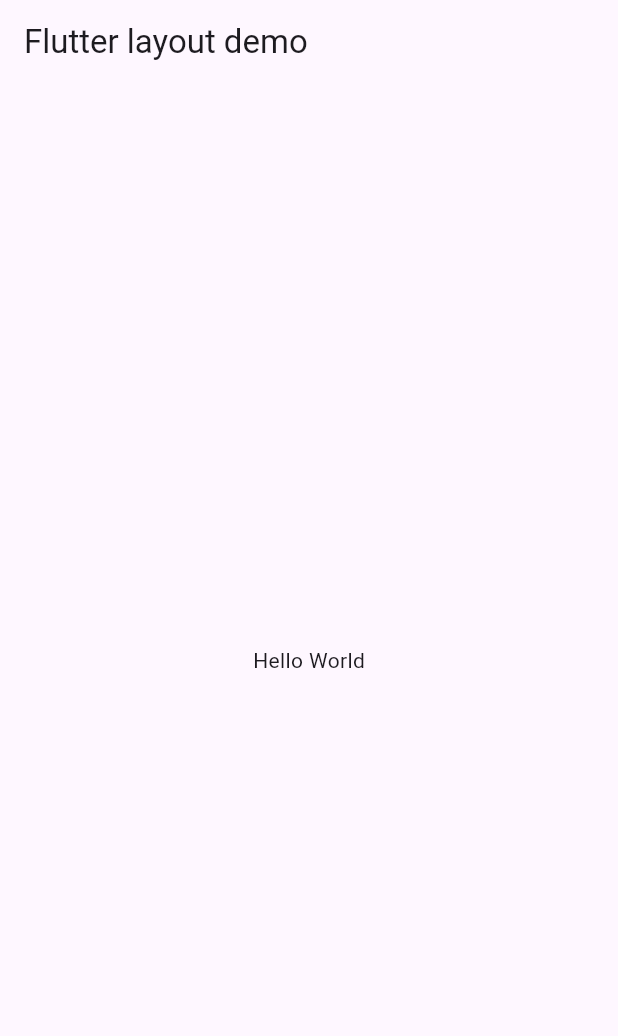
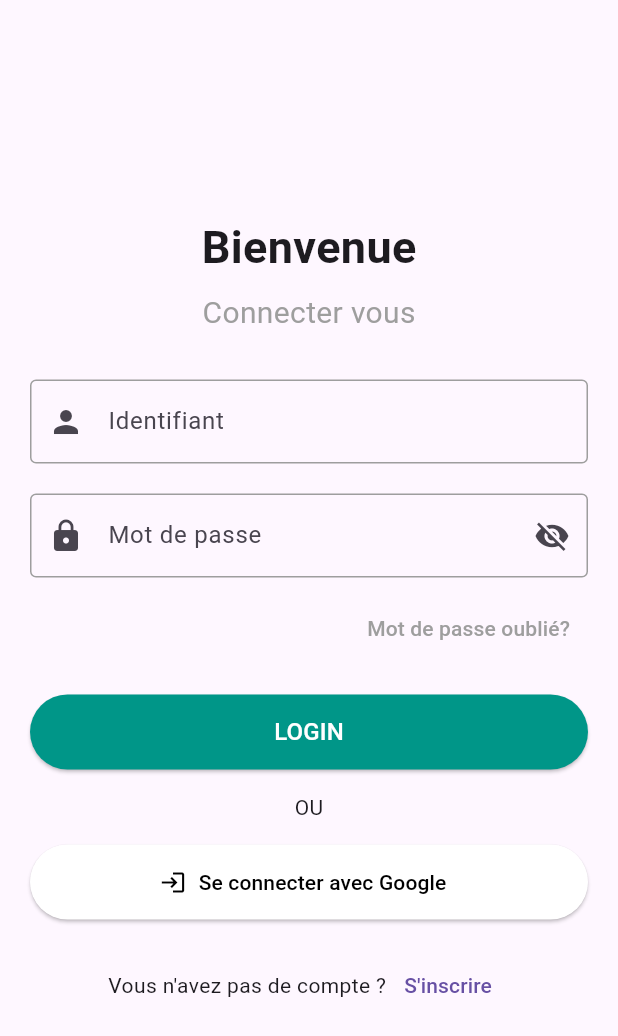
Before and after one commit to sassank/FlutterCoachApp, a Flutter app: the screen it shows after launch, after a tap on "Commencez", on a phone screen of 412 x 824 dp. Shown: the top 1036 px of the screen. Run offline on Flutter 3.47's test engine with Material 3 defaults, Android fonts, the light colour scheme and no system bars.

Commit message:
add elements to login page

```diff
--- a/lib/login_screen.dart
+++ b/lib/login_screen.dart
@@ -6,20 +6,122 @@ void main() => runApp(const MyApp());
 
 // Login screen
 class LoginScreen extends StatelessWidget {
-
   const LoginScreen({super.key});
 
   @override
   Widget build(BuildContext context) {
-    const String appTitle = 'Flutter layout demo';
     return MaterialApp(
-      title: appTitle,
-      home: Scaffold(
-        appBar: AppBar(
-          title: const Text(appTitle),
+      title: 'Login Page',
+      home: const LoginPage(),
+      theme: ThemeData(
+        primarySwatch: createMaterialColors(kPrimaryColor),
+        inputDecorationTheme: const InputDecorationTheme(
+          border: OutlineInputBorder(),
+          enabledBorder: OutlineInputBorder(
+            borderSide: BorderSide(color: Colors.grey),
+          ),
         ),
-        body: const Center(
-          child: Text('Hello World'),
+      ),
+    );
+  }
+
+  createMaterialColors(Color kPrimaryColor) {
+    const kBackgroundColor = Color(0xff393941);
+    const kPrimaryColor = Color(0xff458a86);
+  }
+}
+
+class LoginPage extends StatelessWidget {
+  const LoginPage({super.key});
+
+  @override
+  Widget build(BuildContext context) {
+    return Scaffold(
+      body: Padding(
+        padding: const EdgeInsets.all(20.0),
+        child: Center(
+          child: SingleChildScrollView(
+            child: Column(
+              mainAxisAlignment: MainAxisAlignment.center,
+              children: [
+                const Text(
+                  'Bienvenue',
+                  style: TextStyle(
+                    fontSize: 30,
+                    fontWeight: FontWeight.bold,
+                  ),
+                ),
+                const SizedBox(height: 8),
+                const Text(
+                  'Connecter vous',
+                  style: TextStyle(
+                    fontSize: 20,
+                    color: Colors.grey,
+                  ),
+                ),
+                const SizedBox(height: 30),
+                TextFormField(
+                  decoration: const InputDecoration(
+                    labelText: 'Identifiant',
+                    prefixIcon: Icon(Icons.person),
+                  ),
+                ),
+                const SizedBox(height: 20),
+                TextFormField(
+                  obscureText: true,
+                  decoration: const InputDecoration(
+                    labelText: 'Mot de passe',
+                    prefixIcon: Icon(Icons.lock),
+                    suffixIcon: Icon(Icons.visibility_off),
+                  ),
+                ),
+                const SizedBox(height: 10),
+                Align(
+                  alignment: Alignment.centerRight,
+                  child: TextButton(
+                    onPressed: () {},
+                    child: const Text(
+                      'Mot de passe oublié?',
+                      style: TextStyle(color: Colors.grey),
+                    ),
+                  ),
+                ),
+                const SizedBox(height: 20),
+                ElevatedButton(
+                  style: ElevatedButton.styleFrom(
+                    minimumSize: const Size.fromHeight(50), backgroundColor: Colors.teal,
+                  ),
+                  onPressed: () {},
+                  child: const Text(
+                    'LOGIN',
+                    style: TextStyle(fontSize: 16, color: Colors.white),
+                  ),
+                ),
+                const SizedBox(height: 15),
+                const Text('OU'),
+                const SizedBox(height: 15),
+                ElevatedButton.icon(
+                  style: ElevatedButton.styleFrom(
+                    foregroundColor: Colors.black, backgroundColor: Colors.white, minimumSize: const Size.fromHeight(50),
+                  ),
+                  icon: const Icon(Icons.login),
+                  label: const Text('Se connecter avec Google'),
+                  onPressed: () {},
+                ),
+                const SizedBox(height: 20),
+                Row(
+                  mainAxisAlignment: MainAxisAlignment.center,
+                  children: [
+                    const Text("Vous n'avez pas de compte ?"),
+                    TextButton(
+                      onPressed: () {},
+                      child: const Text('S\'inscrire'),
+                    ),
+                  ],
+                ),
+              ],
+            ),
+          ),
         ),
       ),
     );
--- a/lib/main.dart
+++ b/lib/main.dart
@@ -82,7 +82,7 @@ class WelcomeScreen extends StatelessWidget {
                       color: Colors.white70,
                     ),
                     const Text(
-                      "Ce qui importe, c'est le progrès \n non la perfection.",
+                      "Ce qui importe, c'est le progrès, \n non la perfection.",
                       style: TextStyle(
                         fontSize: 18,
                         height: 1.6,
```
